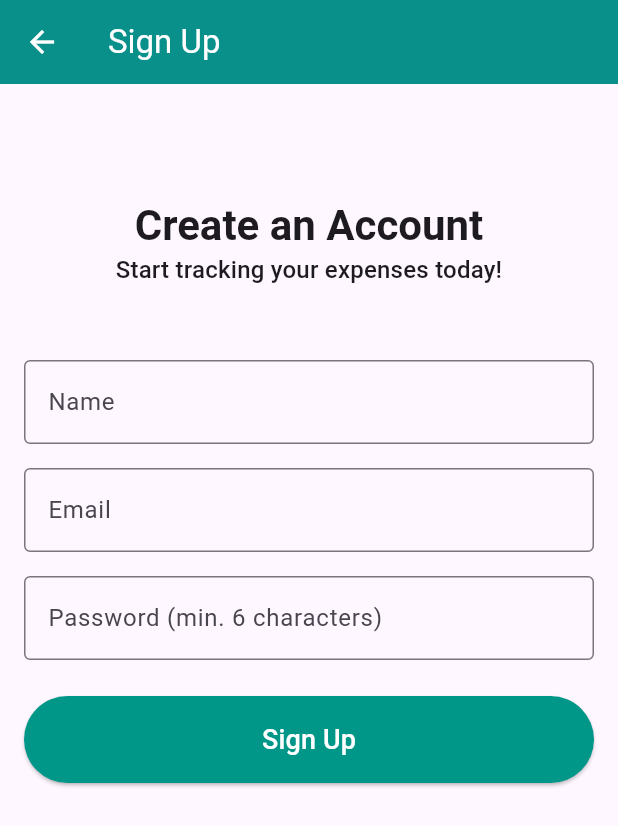
After one commit to arjunajaygit/FlutterExpenseTracker, a Flutter app: the screen it shows after launch, after a tap on "Don't have an account? Sign Up", on a phone screen of 412 x 824 dp. The commit adds this screen. Shown: the top 826 px of the screen. Run offline on Flutter 3.47's test engine with Material 3 defaults, Android fonts, the light colour scheme and no system bars; our stand-ins replace cloud_firestore, firebase_auth, firebase_core, flutter_slidable, get; accounts and stored records are empty; network calls fail.

Commit message:
Email Based Login

```diff
--- /dev/null
+++ b/lib/controllers/auth_controller.dart
@@ -0,0 +1,136 @@
+// lib/controllers/auth_controller.dart
+import 'package:cloud_firestore/cloud_firestore.dart';
+import 'package:firebase_auth/firebase_auth.dart';
+import 'package:get/get.dart';
+import 'package:expense_tracker/screens/auth_wrapper.dart';
+import 'package:flutter/material.dart';
+
+class AuthController extends GetxController {
+  final FirebaseAuth _auth = FirebaseAuth.instance;
+  final FirebaseFirestore _firestore = FirebaseFirestore.instance;
+
+  final Rxn<User> _firebaseUser = Rxn<User>();
+  final Rxn<Map<String, dynamic>> _firestoreUser = Rxn<Map<String, dynamic>>();
+
+  // This flag will control the initial loading screen
+  final RxBool isInitialized = false.obs;
+
+  User? get user => _firebaseUser.value;
+  Map<String, dynamic>? get firestoreUser => _firestoreUser.value;
+
+  @override
+  void onReady() {
+    super.onReady();
+    // Bind the user stream
+    _firebaseUser.bindStream(_auth.authStateChanges());
+    // Listen for changes to the user to fetch/clear data
+    ever(_firebaseUser, _onUserChanged);
+  }
+
+  void _onUserChanged(User? firebaseUser) {
+    print('AuthController: _onUserChanged called. User: \\${firebaseUser?.uid}');
+    if (firebaseUser == null) {
+      _firestoreUser.value = null;
+      print('AuthController: No user logged in.');
+    } else {
+      // Fetch user data from Firestore when they log in
+      _firestore.collection('users').doc(firebaseUser.uid).get().then((doc) async {
+        try {
+          final data = doc.data();
+          if (doc.exists && data != null && data is Map<String, dynamic>) {
+            _firestoreUser.value = data;
+            print('AuthController: Firestore user loaded: \\${data}');
+          } else {
+            print('AuthController: Firestore user doc does not exist or is not a Map. Logging out.');
+            _firestoreUser.value = null;
+            await _auth.signOut();
+            Get.snackbar('Error', 'User data is corrupted. Please sign up again.', snackPosition: SnackPosition.BOTTOM);
+          }
+        } catch (e) {
+          print('AuthController: Firestore fetch/cast error: $e');
+          _firestoreUser.value = null;
+          await _auth.signOut();
+          Get.snackbar('Error', 'Failed to load user data. Please sign in again.', snackPosition: SnackPosition.BOTTOM);
+        }
+      }).catchError((e) async {
+        print('AuthController: Firestore fetch error: $e');
+        _firestoreUser.value = null;
+        await _auth.signOut();
+        Get.snackbar('Error', 'Failed to load user data. Please sign in again.', snackPosition: SnackPosition.BOTTOM);
+      });
+    }
+    // Mark initialization as complete after the first check
+    isInitialized.value = true;
+  }
+
+  Future<void> signUp(String name, String email, String password) async {
+    if (name.trim().isEmpty) {
+      Get.snackbar('Sign-up Failed', 'Please enter your name.', snackPosition: SnackPosition.BOTTOM);
+      return;
+    }
+    try {
+      Get.dialog(const Center(child: CircularProgressIndicator()), barrierDismissible: false);
+      UserCredential userCredential = await _auth.createUserWithEmailAndPassword(
+        email: email,
+        password: password,
+      );
+      if (userCredential.user != null) {
+        try {
+          await _firestore.collection('users').doc(userCredential.user!.uid).set({
+            'name': name,
+            'email': email,
+            'createdAt': Timestamp.now(),
+          });
+        } catch (e) {
+          await userCredential.user!.delete();
+          Get.back();
+          Get.snackbar('Sign-up Failed', 'Could not save user data. Please try again.', snackPosition: SnackPosition.BOTTOM);
+          print('Firestore write failed: $e');
+          await _auth.signOut();
+          await Future.delayed(const Duration(milliseconds: 700));
+          Get.offAll(() => const AuthWrapper(), transition: Transition.fadeIn, duration: const Duration(milliseconds: 400));
+          return;
+        }
+      }
+      await _auth.signOut();
+      Get.back();
+      Get.snackbar('Success', 'Account created successfully. Please log in.', snackPosition: SnackPosition.BOTTOM);
+      await Future.delayed(const Duration(milliseconds: 700));
+      Get.offAll(() => const AuthWrapper(), transition: Transition.fadeIn, duration: const Duration(milliseconds: 400));
+    } on FirebaseAuthException catch (e) {
+      Get.back();
+      Get.snackbar('Sign-up Failed', e.message ?? 'An auth error occurred.', snackPosition: SnackPosition.BOTTOM);
+      print('SIGN UP ERROR: $e');
+      await _auth.signOut();
+      await Future.delayed(const Duration(milliseconds: 700));
+      Get.offAll(() => const AuthWrapper(), transition: Transition.fadeIn, duration: const Duration(milliseconds: 400));
+    } catch (e) {
+      Get.back();
+      Get.snackbar('Sign-up Failed', 'An unexpected error occurred.', snackPosition: SnackPosition.BOTTOM);
+      print("SIGN UP ERROR: $e");
+      await _auth.signOut();
+      await Future.delayed(const Duration(milliseconds: 700));
+      Get.offAll(() => const AuthWrapper(), transition: Transition.fadeIn, duration: const Duration(milliseconds: 400));
+    }
+  }
+
+  Future<void> login(String email, String password) async {
+    try {
+      Get.dialog(const Center(child: CircularProgressIndicator()), barrierDismissible: false);
+      await _auth.signInWithEmailAndPassword(email: email, password: password);
+      await Future.delayed(const Duration(milliseconds: 400));
+      Get.back(); // dismiss loading
+    } on FirebaseAuthException catch (e) {
+      Get.back();
+      Get.snackbar('Login Failed', e.message ?? 'An unknown error occurred.', snackPosition: SnackPosition.BOTTOM);
+    }
+  }
+
+  Future<void> logout() async {
+    Get.dialog(const Center(child: CircularProgressIndicator()), barrierDismissible: false);
+    await _auth.signOut();
+    await Future.delayed(const Duration(milliseconds: 400));
+    Get.back(); // dismiss loading
+    Get.offAll(() => const AuthWrapper(), transition: Transition.fadeIn, duration: const Duration(milliseconds: 400));
+  }
+}
--- a/lib/controllers/expense_controller.dart
+++ b/lib/controllers/expense_controller.dart
@@ -1,13 +1,14 @@
-// /Users/arjun/ExpenseTracker/lib/controllers/expense_controller.dart
 import 'package:cloud_firestore/cloud_firestore.dart';
 import 'package:expense_tracker/models/expense_model.dart';
+import 'package:firebase_auth/firebase_auth.dart';
 import 'package:flutter/material.dart';
 import 'package:get/get.dart';
+import 'package:expense_tracker/screens/expense_list_screen.dart';
 
 class ExpenseController extends GetxController {
-  // Firestore instance and collection reference
   final FirebaseFirestore _firestore = FirebaseFirestore.instance;
-  late CollectionReference _expenseCollection;
+  // Collection reference is now nullable, as it depends on a logged-in user
+  CollectionReference? _expenseCollection;
 
   // Reactive lists and variables
   var expenses = <Expense>[].obs;
@@ -26,18 +27,33 @@ class ExpenseController extends GetxController {
   @override
   void onInit() {
     super.onInit();
-    _expenseCollection = _firestore.collection('expenses');
     amountController = TextEditingController();
     notesController = TextEditingController();
-    // Bind the stream of expenses to our reactive list
-    expenses.bindStream(getExpensesStream());
+
+    // Listen to authentication state to set up the correct Firestore path
+    FirebaseAuth.instance.authStateChanges().listen((user) {
+      if (user != null) {
+        // If user is logged in, point to their specific expenses sub-collection
+        _expenseCollection = _firestore.collection('users').doc(user.uid).collection('expenses');
+        expenses.bindStream(getExpensesStream());
+      } else {
+        // If user is logged out, clear the expenses list
+        expenses.value = [];
+        _expenseCollection = null;
+      }
+    });
+
     // Calculate total expenses whenever the expenses list changes
     ever(expenses, (_) => calculateTotal());
   }
 
-  // Stream to get real-time updates from Firestore
+  // Stream to get real-time updates from the user-specific collection
   Stream<List<Expense>> getExpensesStream() {
-    return _expenseCollection
+    // If the user is logged out, return an empty stream
+    if (_expenseCollection == null) {
+      return Stream.value([]);
+    }
+    return _expenseCollection!
         .orderBy('createdAt', descending: true)
         .snapshots()
         .map((snapshot) {
@@ -47,7 +63,7 @@ class ExpenseController extends GetxController {
 
   // Calculate the total sum of all expenses
   void calculateTotal() {
-    totalExpenses.value = expenses.fold(0.0, (sum, item) => sum + item.amount);
+    totalExpenses.value = expenses.fold(0.0, (currentSum, item) => currentSum + item.amount);
   }
 
   // Set up the form for editing an existing expense
@@ -68,7 +84,13 @@ class ExpenseController extends GetxController {
 
   // Add or Update an expense in Firestore
   Future<void> saveExpense({String? docId}) async {
+    if (_expenseCollection == null) {
+      Get.snackbar('Error', 'You must be logged in to save expenses.', snackPosition: SnackPosition.BOTTOM);
+      return;
+    }
+
     if (formKey.currentState!.validate()) {
+      Get.dialog(const Center(child: CircularProgressIndicator()), barrierDismissible: false);
       final newExpense = Expense(
         id: docId, // Will be null for new expenses
         category: selectedCategory.value,
@@ -79,22 +101,24 @@ class ExpenseController extends GetxController {
       );
 
       if (docId == null) {
-        // Add new expense
-        await _expenseCollection.add(newExpense.toMap());
+        await _expenseCollection!.add(newExpense.toMap());
+        Get.back();
         Get.snackbar('Success', 'Expense added successfully', snackPosition: SnackPosition.BOTTOM);
       } else {
-        // Update existing expense
-        await _expenseCollection.doc(docId).update(newExpense.toMap());
+        await _expenseCollection!.doc(docId).update(newExpense.toMap());
+        Get.back();
         Get.snackbar('Success', 'Expense updated successfully', snackPosition: SnackPosition.BOTTOM);
       }
-      Get.back(); // Go back to the list screen
+      await Future.delayed(const Duration(milliseconds: 700));
+      Get.offAll(() => ExpenseListScreen(), transition: Transition.fadeIn, duration: const Duration(milliseconds: 400));
       clearControllers();
     }
   }
 
   // Delete an expense from Firestore
   Future<void> deleteExpense(String docId) async {
-    await _expenseCollection.doc(docId).delete();
+    if (_expenseCollection == null) return;
+    await _expenseCollection!.doc(docId).delete();
     Get.snackbar('Success', 'Expense deleted successfully', snackPosition: SnackPosition.BOTTOM);
   }
 
--- a/lib/main.dart
+++ b/lib/main.dart
@@ -1,8 +1,11 @@
-// /Users/arjun/ExpenseTracker/lib/main.dart
+import 'package:expense_tracker/controllers/auth_controller.dart';
 import 'package:expense_tracker/controllers/expense_controller.dart';
 import 'package:expense_tracker/firebase_options.dart';
-import 'package:expense_tracker/screens/expense_list_screen.dart';
+import 'package:expense_tracker/screens/auth_wrapper.dart';
+import 'package:expense_tracker/screens/login_screen.dart';
+import 'package:expense_tracker/screens/signup_screen.dart';
 import 'package:firebase_core/firebase_core.dart';
+import 'package:firebase_auth/firebase_auth.dart';
 import 'package:flutter/material.dart';
 import 'package:get/get.dart';
 
@@ -13,7 +16,10 @@ void main() async {
   await Firebase.initializeApp(
     options: DefaultFirebaseOptions.currentPlatform,
   );
-  // Inject our controller into the app
+  // Sign out user for development/testing so app always starts on login page
+  await FirebaseAuth.instance.signOut();
+  // Inject our controllers into the app
+  Get.put(AuthController());
   Get.put(ExpenseController());
   runApp(const MyApp());
 }
@@ -39,7 +45,12 @@ class MyApp extends StatelessWidget {
         ),
       ),
       debugShowCheckedModeBanner: false,
-      home: ExpenseListScreen(),
+      // The AuthWrapper will decide which screen to show
+      home: const AuthWrapper(),
+      getPages: [
+        GetPage(name: '/login', page: () => LoginScreen()),
+        GetPage(name: '/signup', page: () => SignupScreen()),
+      ],
     );
   }
 }
--- /dev/null
+++ b/lib/screens/auth_wrapper.dart
@@ -0,0 +1,28 @@
+// lib/screens/auth_wrapper.dart
+import 'package:expense_tracker/controllers/auth_controller.dart';
+import 'package:expense_tracker/screens/expense_list_screen.dart';
+import 'package:expense_tracker/screens/login_screen.dart';
+import 'package:flutter/material.dart';
+import 'package:get/get.dart';
+
+class AuthWrapper extends GetView<AuthController> {
+  const AuthWrapper({super.key});
+
+  @override
+  Widget build(BuildContext context) {
+    // Obx will react to changes in BOTH isInitialized and user
+    return Obx(() {
+      // While the controller is checking the auth state, show a loading screen
+      if (!controller.isInitialized.value) {
+        return const Scaffold(
+          body: Center(
+            child: CircularProgressIndicator(),
+          ),
+        );
+      }
+
+      // Once initialized, decide which screen to show
+      return controller.user == null ? LoginScreen() : ExpenseListScreen();
+    });
+  }
+}
--- /dev/null
+++ b/lib/screens/login_screen.dart
@@ -0,0 +1,68 @@
+import 'package:expense_tracker/controllers/auth_controller.dart';
+import 'package:expense_tracker/screens/signup_screen.dart';
+import 'package:flutter/material.dart';
+import 'package:get/get.dart';
+
+class LoginScreen extends StatelessWidget {
+  final AuthController authController = Get.find();
+  final TextEditingController emailController = TextEditingController();
+  final TextEditingController passwordController = TextEditingController();
+
+  LoginScreen({super.key});
+
+  @override
+  Widget build(BuildContext context) {
+    return Scaffold(
+      appBar: AppBar(title: const Text('Login')),
+      body: SingleChildScrollView(
+        padding: const EdgeInsets.all(16.0),
+        child: Column(
+          crossAxisAlignment: CrossAxisAlignment.stretch,
+          mainAxisAlignment: MainAxisAlignment.center,
+          children: [
+            const SizedBox(height: 60),
+            Text(
+              'Welcome Back!',
+              style: Theme.of(context).textTheme.headlineMedium?.copyWith(fontWeight: FontWeight.bold),
+              textAlign: TextAlign.center,
+            ),
+             Text(
+              'Log in to your account',
+              style: Theme.of(context).textTheme.titleMedium,
+              textAlign: TextAlign.center,
+            ),
+            const SizedBox(height: 48),
+            TextField(
+              controller: emailController,
+              decoration: const InputDecoration(labelText: 'Email', border: OutlineInputBorder()),
+              keyboardType: TextInputType.emailAddress,
+            ),
+            const SizedBox(height: 16),
+            TextField(
+              controller: passwordController,
+              decoration: const InputDecoration(labelText: 'Password', border: OutlineInputBorder()),
+              obscureText: true,
+            ),
+            const SizedBox(height: 24),
+            ElevatedButton(
+              onPressed: () {
+                authController.login(emailController.text.trim(), passwordController.text.trim());
+              },
+              style: ElevatedButton.styleFrom(
+                padding: const EdgeInsets.symmetric(vertical: 16),
+                backgroundColor: Colors.teal,
+                foregroundColor: Colors.white,
+              ),
+              child: const Text('Login', style: TextStyle(fontSize: 18)),
+            ),
+            const SizedBox(height: 16),
+            TextButton(
+              onPressed: () => Get.to(() => SignupScreen()),
+              child: const Text("Don't have an account? Sign Up"),
+            ),
+          ],
+        ),
+      ),
+    );
+  }
+}
--- /dev/null
+++ b/lib/screens/signup_screen.dart
@@ -0,0 +1,93 @@
+// lib/screens/signup_screen.dart
+import 'package:expense_tracker/controllers/auth_controller.dart';
+import 'package:flutter/material.dart';
+import 'package:get/get.dart';
+
+class SignupScreen extends StatelessWidget {
+  final AuthController authController = Get.find();
+  final TextEditingController nameController = TextEditingController();
+  final TextEditingController emailController = TextEditingController();
+  final TextEditingController passwordController = TextEditingController();
+
+  SignupScreen({super.key});
+
+  @override
+  Widget build(BuildContext context) {
+    return Scaffold(
+      appBar: AppBar(
+        title: const Text('Sign Up'),
+        // This makes sure the back button goes to the previous screen (LoginScreen)
+        leading: IconButton(
+          icon: const Icon(Icons.arrow_back),
+          onPressed: () => Get.back(),
+        ),
+      ),
+      body: SingleChildScrollView(
+        padding: const EdgeInsets.all(16.0),
+        child: Column(
+          crossAxisAlignment: CrossAxisAlignment.stretch,
+          mainAxisAlignment: MainAxisAlignment.center,
+          children: [
+            const SizedBox(height: 60),
+            Text(
+              'Create an Account',
+              style: Theme.of(context)
+                  .textTheme
+                  .headlineMedium
+                  ?.copyWith(fontWeight: FontWeight.bold),
+              textAlign: TextAlign.center,
+            ),
+            Text(
+              'Start tracking your expenses today!',
+              style: Theme.of(context).textTheme.titleMedium,
+              textAlign: TextAlign.center,
+            ),
+            const SizedBox(height: 48),
+            // Name Field
+            TextField(
+              controller: nameController,
+              decoration: const InputDecoration(
+                  labelText: 'Name', border: OutlineInputBorder()),
+              keyboardType: TextInputType.name,
+              textCapitalization: TextCapitalization.words,
+            ),
+            const SizedBox(height: 16),
+            // Email Field
+            TextField(
+              controller: emailController,
+              decoration: const InputDecoration(
+                  labelText: 'Email', border: OutlineInputBorder()),
+              keyboardType: TextInputType.emailAddress,
+            ),
+            const SizedBox(height: 16),
+            // Password Field
+            TextField(
+              controller: passwordController,
+              decoration: const InputDecoration(
+                  labelText: 'Password (min. 6 characters)',
+                  border: OutlineInputBorder()),
+              obscureText: true,
+            ),
+            const SizedBox(height: 24),
+            ElevatedButton(
+              onPressed: () {
+                // Call signUp with name, email, and password
+                authController.signUp(
+                  nameController.text.trim(),
+                  emailController.text.trim(),
+                  passwordController.text.trim(),
+                );
+              },
+              style: ElevatedButton.styleFrom(
+                padding: const EdgeInsets.symmetric(vertical: 16),
+                backgroundColor: Colors.teal,
+                foregroundColor: Colors.white,
+              ),
+              child: const Text('Sign Up', style: TextStyle(fontSize: 18)),
+            ),
+          ],
+        ),
+      ),
+    );
+  }
+}
```
Also changed, not shown: lib/screens/expense_list_screen.dart (+75 -68 lines), pubspec.yaml (+5 -2 lines).
